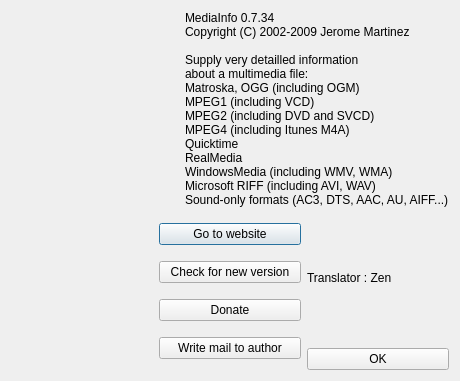
Qt form Source/GUI/Qt/about.ui (beppec56/MediaInfo-git_svn) before a commit.
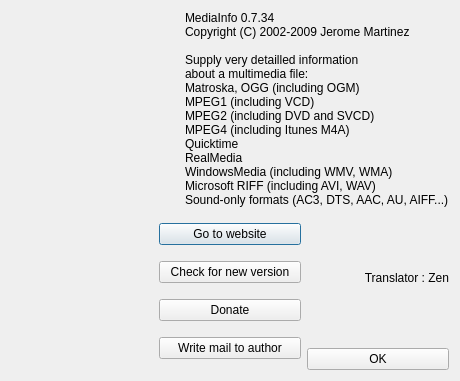
The same form after that commit. Icons and pictures are not drawn.

What changed in the file:
```diff
--- a/Source/GUI/Qt/about.ui
+++ b/Source/GUI/Qt/about.ui
@@ -105,6 +105,9 @@
          <property name="text">
           <string>Translator : Zen</string>
          </property>
+         <property name="alignment">
+          <set>Qt::AlignRight|Qt::AlignTrailing|Qt::AlignVCenter</set>
+         </property>
         </widget>
        </item>
        <item>
```
Left out of the diff: 4 changed lines with no effect on the pictures.
